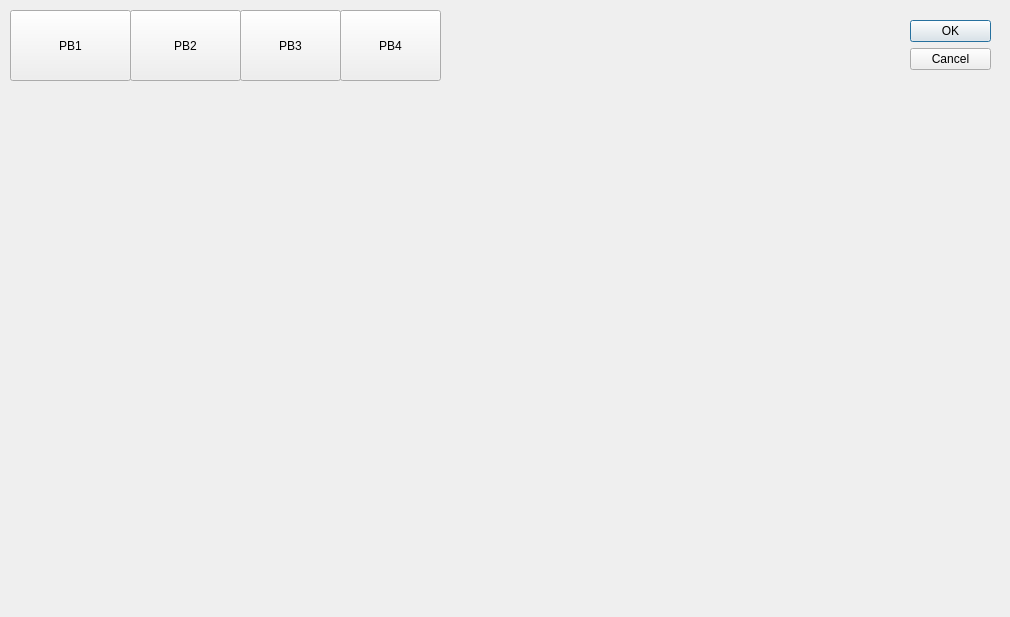
This is waves/try.ui in matternstsr/Sea-Application as Qt 5 draws it before an edit. The edited form follows.
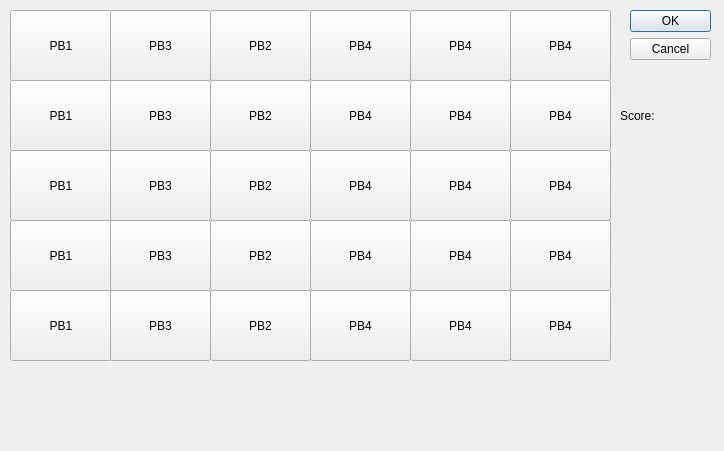
This is the edited form.

Diff of the .ui file:
```diff
--- a/waves/try.ui
+++ b/waves/try.ui
@@ -6,8 +6,8 @@
    <rect>
     <x>0</x>
     <y>0</y>
-    <width>1010</width>
-    <height>617</height>
+    <width>724</width>
+    <height>451</height>
    </rect>
   </property>
   <property name="windowTitle">
@@ -16,8 +16,8 @@
   <widget class="QDialogButtonBox" name="buttonBox">
    <property name="geometry">
     <rect>
-     <x>910</x>
-     <y>20</y>
+     <x>630</x>
+     <y>10</y>
      <width>81</width>
      <height>81</height>
     </rect>
@@ -34,7 +34,7 @@
     <rect>
      <x>10</x>
      <y>10</y>
-     <width>121</width>
+     <width>102</width>
      <height>71</height>
     </rect>
    </property>
@@ -45,9 +45,9 @@
   <widget class="QPushButton" name="pushButton_2">
    <property name="geometry">
     <rect>
-     <x>130</x>
+     <x>210</x>
      <y>10</y>
-     <width>111</width>
+     <width>101</width>
      <height>71</height>
     </rect>
    </property>
@@ -58,7 +58,7 @@
   <widget class="QPushButton" name="pushButton_3">
    <property name="geometry">
     <rect>
-     <x>240</x>
+     <x>110</x>
      <y>10</y>
      <width>101</width>
      <height>71</height>
@@ -71,7 +71,7 @@
   <widget class="QPushButton" name="pushButton_4">
    <property name="geometry">
     <rect>
-     <x>340</x>
+     <x>310</x>
      <y>10</y>
      <width>101</width>
      <height>71</height>
@@ -81,6 +81,357 @@
     <string>PB4</string>
    </property>
   </widget>
+  <widget class="QLabel" name="scoreLabel">
+   <property name="geometry">
+    <rect>
+     <x>620</x>
+     <y>80</y>
+     <width>111</width>
+     <height>71</height>
+    </rect>
+   </property>
+   <property name="text">
+    <string>Score:</string>
+   </property>
+  </widget>
+  <widget class="QPushButton" name="pushButton_5">
+   <property name="geometry">
+    <rect>
+     <x>410</x>
+     <y>10</y>
+     <width>101</width>
+     <height>71</height>
+    </rect>
+   </property>
+   <property name="text">
+    <string>PB4</string>
+   </property>
+  </widget>
+  <widget class="QPushButton" name="pushButton_6">
+   <property name="geometry">
+    <rect>
+     <x>510</x>
+     <y>10</y>
+     <width>101</width>
+     <height>71</height>
+    </rect>
+   </property>
+   <property name="text">
+    <string>PB4</string>
+   </property>
+  </widget>
+  <widget class="QPushButton" name="pushButton_7">
+   <property name="geometry">
+    <rect>
+     <x>510</x>
+     <y>80</y>
+     <width>101</width>
+     <height>71</height>
+    </rect>
+   </property>
+   <property name="text">
+    <string>PB4</string>
+   </property>
+  </widget>
+  <widget class="QPushButton" name="pushButton_8">
+   <property name="geometry">
+    <rect>
+     <x>10</x>
+     <y>80</y>
+     <width>102</width>
+     <height>71</height>
+    </rect>
+   </property>
+   <property name="text">
+    <string>PB1</string>
+   </property>
+  </widget>
+  <widget class="QPushButton" name="pushButton_9">
+   <property name="geometry">
+    <rect>
+     <x>410</x>
+     <y>80</y>
+     <width>101</width>
+     <height>71</height>
+    </rect>
+   </property>
+   <property name="text">
+    <string>PB4</string>
+   </property>
+  </widget>
+  <widget class="QPushButton" name="pushButton_10">
+   <property name="geometry">
+    <rect>
+     <x>210</x>
+     <y>80</y>
+     <width>101</width>
+     <height>71</height>
+    </rect>
+   </property>
+   <property name="text">
+    <string>PB2</string>
+   </property>
+  </widget>
+  <widget class="QPushButton" name="pushButton_11">
+   <property name="geometry">
+    <rect>
+     <x>310</x>
+     <y>80</y>
+     <width>101</width>
+     <height>71</height>
+    </rect>
+   </property>
+   <property name="text">
+    <string>PB4</string>
+   </property>
+  </widget>
+  <widget class="QPushButton" name="pushButton_12">
+   <property name="geometry">
+    <rect>
+     <x>110</x>
+     <y>80</y>
+     <width>101</width>
+     <height>71</height>
+    </rect>
+   </property>
+   <property name="text">
+    <string>PB3</string>
+   </property>
+  </widget>
+  <widget class="QPushButton" name="pushButton_13">
+   <property name="geometry">
+    <rect>
+     <x>510</x>
+     <y>150</y>
+     <width>101</width>
+     <height>71</height>
+    </rect>
+   </property>
+   <property name="text">
+    <string>PB4</string>
+   </property>
+  </widget>
+  <widget class="QPushButton" name="pushButton_14">
+   <property name="geometry">
+    <rect>
+     <x>10</x>
+     <y>150</y>
+     <width>102</width>
+     <height>71</height>
+    </rect>
+   </property>
+   <property name="text">
+    <string>PB1</string>
+   </property>
+  </widget>
+  <widget class="QPushButton" name="pushButton_15">
+   <property name="geometry">
+    <rect>
+     <x>410</x>
+     <y>150</y>
+     <width>101</width>
+     <height>71</height>
+    </rect>
+   </property>
+   <property name="text">
+    <string>PB4</string>
+   </property>
+  </widget>
+  <widget class="QPushButton" name="pushButton_16">
+   <property name="geometry">
+    <rect>
+     <x>210</x>
+     <y>150</y>
+     <width>101</width>
+     <height>71</height>
+    </rect>
+   </property>
+   <property name="text">
+    <string>PB2</string>
+   </property>
+  </widget>
+  <widget class="QPushButton" name="pushButton_17">
+   <property name="geometry">
+    <rect>
+     <x>310</x>
+     <y>150</y>
+     <width>101</width>
+     <height>71</height>
+    </rect>
+   </property>
+   <property name="text">
+    <string>PB4</string>
+   </property>
+  </widget>
+  <widget class="QPushButton" name="pushButton_18">
+   <property name="geometry">
+    <rect>
+     <x>110</x>
+     <y>150</y>
+     <width>101</width>
+     <height>71</height>
+    </rect>
+   </property>
+   <property name="text">
+    <string>PB3</string>
+   </property>
+  </widget>
+  <widget class="QPushButton" name="pushButton_19">
+   <property name="geometry">
+    <rect>
+     <x>510</x>
+     <y>220</y>
+     <width>101</width>
+     <height>71</height>
+    </rect>
+   </property>
+   <property name="text">
+    <string>PB4</string>
+   </property>
+  </widget>
+  <widget class="QPushButton" name="pushButton_20">
+   <property name="geometry">
+    <rect>
+     <x>10</x>
+     <y>220</y>
+     <width>102</width>
+     <height>71</height>
+    </rect>
+   </property>
+   <property name="text">
+    <string>PB1</string>
+   </property>
+  </widget>
+  <widget class="QPushButton" name="pushButton_21">
+   <property name="geometry">
+    <rect>
+     <x>410</x>
+     <y>220</y>
+     <width>101</width>
+     <height>71</height>
+    </rect>
+   </property>
+   <property name="text">
+    <string>PB4</string>
+   </property>
+  </widget>
+  <widget class="QPushButton" name="pushButton_22">
+   <property name="geometry">
+    <rect>
+     <x>210</x>
+     <y>220</y>
+     <width>101</width>
+     <height>71</height>
+    </rect>
+   </property>
+   <property name="text">
+    <string>PB2</string>
+   </property>
+  </widget>
+  <widget class="QPushButton" name="pushButton_23">
+   <property name="geometry">
+    <rect>
+     <x>310</x>
+     <y>220</y>
+     <width>101</width>
+     <height>71</height>
+    </rect>
+   </property>
+   <property name="text">
+    <string>PB4</string>
+   </property>
+  </widget>
+  <widget class="QPushButton" name="pushButton_24">
+   <property name="geometry">
+    <rect>
+     <x>110</x>
+     <y>220</y>
+     <width>101</width>
+     <height>71</height>
+    </rect>
+   </property>
+   <property name="text">
+    <string>PB3</string>
+   </property>
+  </widget>
+  <widget class="QPushButton" name="pushButton_25">
+   <property name="geometry">
+    <rect>
+     <x>510</x>
+     <y>290</y>
+     <width>101</width>
+     <height>71</height>
+    </rect>
+   </property>
+   <property name="text">
+    <string>PB4</string>
+   </property>
+  </widget>
+  <widget class="QPushButton" name="pushButton_26">
+   <property name="geometry">
+    <rect>
+     <x>10</x>
+     <y>290</y>
+     <width>102</width>
+     <height>71</height>
+    </rect>
+   </property>
+   <property name="text">
+    <string>PB1</string>
+   </property>
+  </widget>
+  <widget class="QPushButton" name="pushButton_27">
+   <property name="geometry">
+    <rect>
+     <x>410</x>
+     <y>290</y>
+     <width>101</width>
+     <height>71</height>
+    </rect>
+   </property>
+   <property name="text">
+    <string>PB4</string>
+   </property>
+  </widget>
+  <widget class="QPushButton" name="pushButton_28">
+   <property name="geometry">
+    <rect>
+     <x>210</x>
+     <y>290</y>
+     <width>101</width>
+     <height>71</height>
+    </rect>
+   </property>
+   <property name="text">
+    <string>PB2</string>
+   </property>
+  </widget>
+  <widget class="QPushButton" name="pushButton_29">
+   <property name="geometry">
+    <rect>
+     <x>310</x>
+     <y>290</y>
+     <width>101</width>
+     <height>71</height>
+    </rect>
+   </property>
+   <property name="text">
+    <string>PB4</string>
+   </property>
+  </widget>
+  <widget class="QPushButton" name="pushButton_30">
+   <property name="geometry">
+    <rect>
+     <x>110</x>
+     <y>290</y>
+     <width>101</width>
+     <height>71</height>
+    </rect>
+   </property>
+   <property name="text">
+    <string>PB3</string>
+   </property>
+  </widget>
  </widget>
  <resources/>
  <connections>
```
